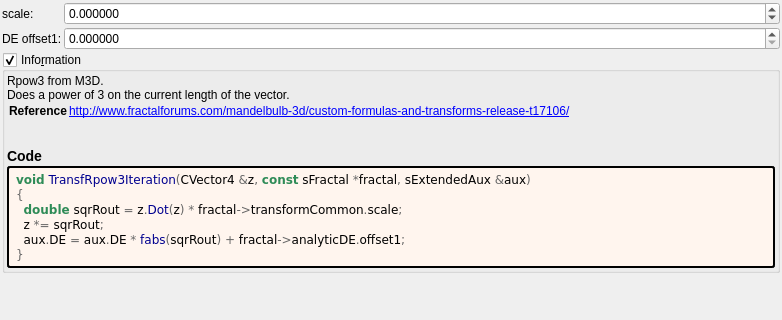
Old version of the form mandelbulber2/formula/ui/transf_rpow3.ui in the repository buddhi1980/mandelbulber2; both pictures show x 0 to 782 and y 0 to 320 of the 782 by 751 pixel window.
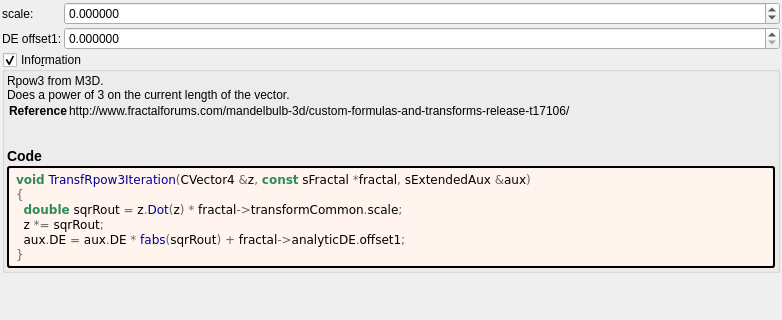
New version of the form. Custom widgets are drawn as their Qt base class.

Commit message:
docs: show fractalforums.com formula references as text
fractalforums.com is only partly online; fractalforums.org keeps a read-only
copy and the active forum. The formula information boxes now show
fractalforums.com references (and the wrapped lines that continue them) as
plain text. The links that remain are closed with </a>, which the generator
never wrote. The formula/ui files are regenerated with
tools/populate_ui_information.py.

What changed in the file:
```diff
--- a/mandelbulber2/formula/ui/transf_rpow3.ui
+++ b/mandelbulber2/formula/ui/transf_rpow3.ui
@@ -140,7 +140,7 @@
        <widget class="QLabel" name="label_information_general">
         <property name="text">
          <string notr="true">&lt;p&gt;Rpow3 from M3D.&lt;br&gt;Does a power of 3 on the current length of the  vector.&lt;/p&gt;&lt;table&gt;
-&lt;tr&gt;&lt;th&gt;Reference&lt;/th&gt;&lt;td&gt;&lt;a href=&quot;http://www.fractalforums.com/mandelbulb-3d/custom-formulas-and-transforms-release-t17106/&quot;&gt;http://www.fractalforums.com/mandelbulb-3d/custom-formulas-and-transforms-release-t17106/&lt;br&gt;
+&lt;tr&gt;&lt;th&gt;Reference&lt;/th&gt;&lt;td&gt;http://www.fractalforums.com/mandelbulb-3d/custom-formulas-and-transforms-release-t17106/&lt;br&gt;
 &lt;/td&gt;&lt;/tr&gt;
 &lt;/table&gt;
 &lt;h3&gt;Code&lt;/h3&gt;</string>
```
The commit also changes 202 other files.
